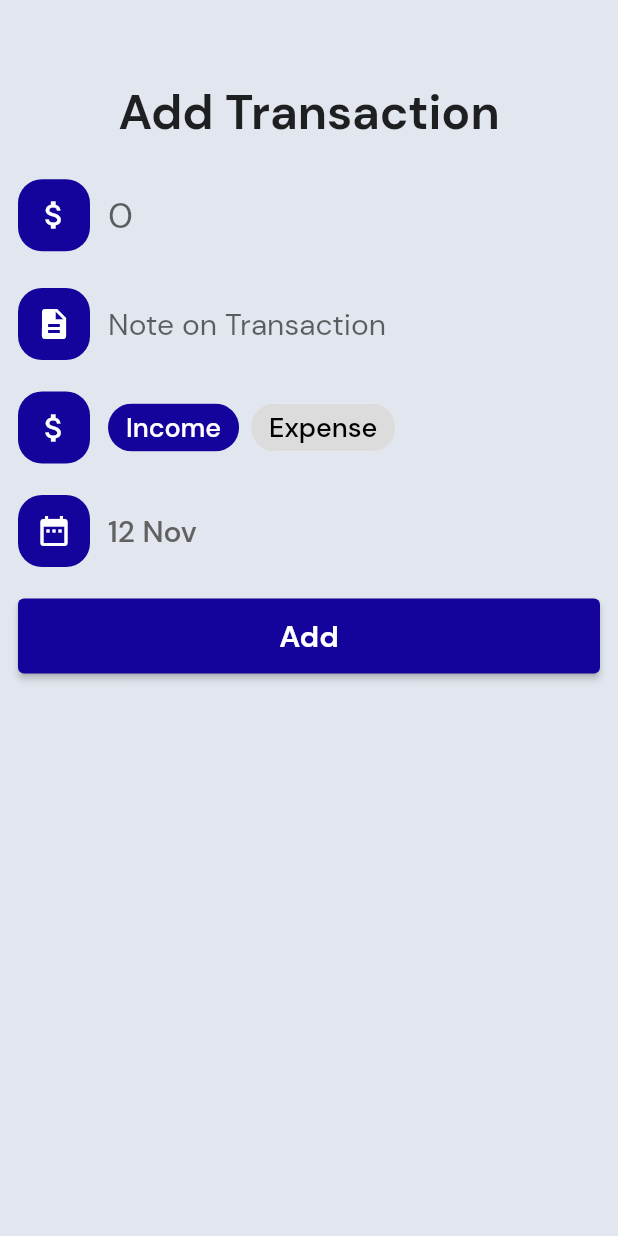
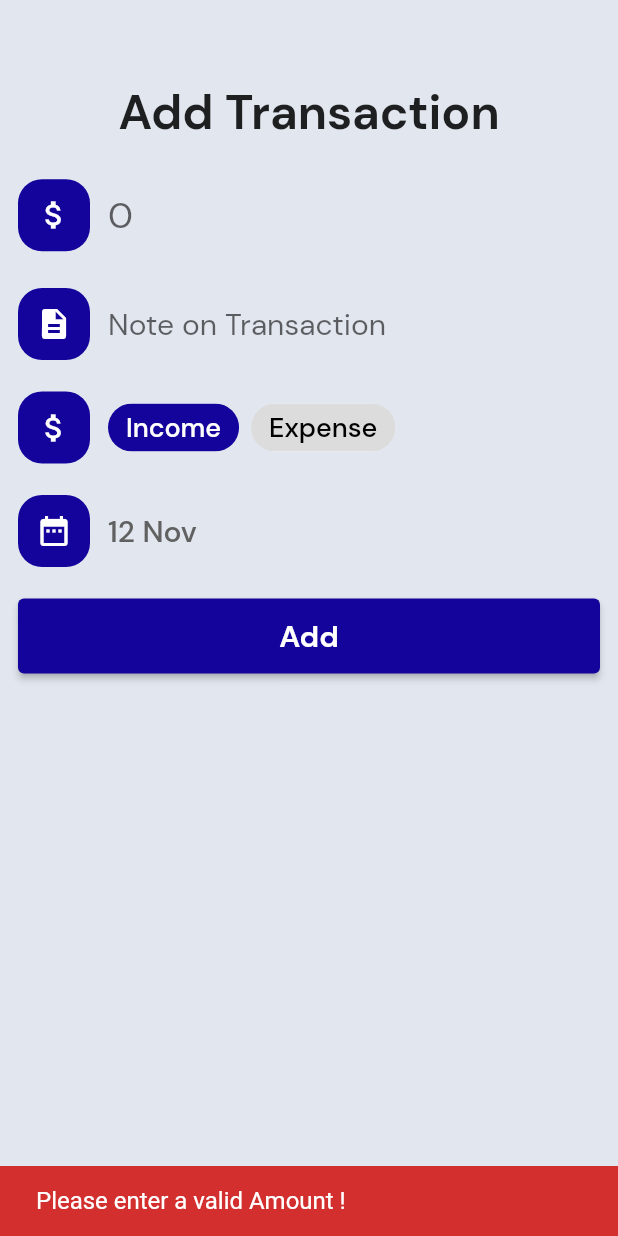
Before and after one commit to desi-programmer/money_manager, a Flutter app: the AddExpenseNoGradient screen opened directly, after a tap on "Add", on a phone screen of 412 x 824 dp. Run offline on Flutter 3.47's test engine with Material 2 defaults, Android fonts, the light colour scheme and no system bars; our stand-ins replace fl_chart, hive, hive_flutter, shared_preferences; accounts and stored records are empty.

Commit message:
Add transaction : added note and validation for values

```diff
--- a/lib/pages/add_transaction.dart
+++ b/lib/pages/add_transaction.dart
@@ -199,6 +199,9 @@ class _AddExpenseNoGradientState extends State<AddExpenseNoGradient> {
                   if (val) {
                     setState(() {
                       type = "Income";
+                      if (note.isEmpty || note == "Expense") {
+                        note = 'Income';
+                      }
                     });
                   }
                 },
@@ -220,6 +223,10 @@ class _AddExpenseNoGradientState extends State<AddExpenseNoGradient> {
                   if (val) {
                     setState(() {
                       type = "Expense";
+
+                      if (note.isEmpty || note == "Income") {
+                        note = 'Expense';
+                      }
                     });
                   }
                 },
@@ -288,12 +295,24 @@ class _AddExpenseNoGradientState extends State<AddExpenseNoGradient> {
             height: 50.0,
             child: ElevatedButton(
               onPressed: () {
-                // print(amount);
-                // print(type);
-                // print(selectedDate);
-                DbHelper dbHelper = DbHelper();
-                dbHelper.addData(amount!, selectedDate, type, note);
-                Navigator.of(context).pop();
+                if (amount != null) {
+                  DbHelper dbHelper = DbHelper();
+                  dbHelper.addData(amount!, selectedDate, type, note);
+                  Navigator.of(context).pop();
+                } else {
+                  ScaffoldMessenger.of(context).showSnackBar(
+                    SnackBar(
+                      backgroundColor: Colors.red[700],
+                      content: Text(
+                        "Please enter a valid Amount !",
+                        style: TextStyle(
+                          fontSize: 16.0,
+                          color: Colors.white,
+                        ),
+                      ),
+                    ),
+                  );
+                }
               },
               child: Text(
                 "Add",
--- a/lib/pages/homepage.dart
+++ b/lib/pages/homepage.dart
@@ -66,16 +66,22 @@ class _HomePageSingleColorState extends State<HomePageSingleColor> {
   //
 
   List<FlSpot> getPlotPoints(Map entireData) {
+    double day = 0.0;
+    double expense = 0.0;
     dataSet = [];
     entireData.forEach((key, value) {
       if (value['type'] == "Expense" &&
           (value['date'] as DateTime).month == today.month) {
+        var existingExpense = dataSet.where((element) =>
+            element.x == (value['date'] as DateTime).day.toDouble());
+        print(existingExpense);
         dataSet.add(
           FlSpot(
             (value['date'] as DateTime).day.toDouble(),
             (value['amount'] as int).toDouble(),
           ),
         );
+        // print(dataSet[0].x);
       }
     });
     return dataSet;
```
